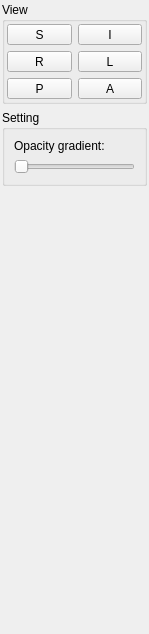
Old version of the form view_widgets/VTKImageWidget/forms/option_widget.ui in the repository isis-group/vast.
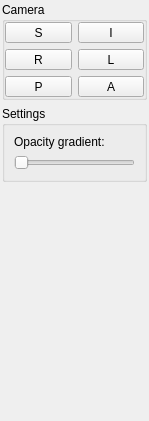
New version of the form.

```diff
--- a/view_widgets/VTKImageWidget/forms/option_widget.ui
+++ b/view_widgets/VTKImageWidget/forms/option_widget.ui
@@ -7,11 +7,11 @@
     <x>0</x>
     <y>0</y>
     <width>149</width>
-    <height>634</height>
+    <height>421</height>
    </rect>
   </property>
   <property name="sizePolicy">
-   <sizepolicy hsizetype="Minimum" vsizetype="Minimum">
+   <sizepolicy hsizetype="Maximum" vsizetype="Minimum">
     <horstretch>0</horstretch>
     <verstretch>0</verstretch>
    </sizepolicy>
@@ -37,28 +37,36 @@
       </property>
       <item>
        <widget class="QGroupBox" name="groupBox">
+        <property name="sizePolicy">
+         <sizepolicy hsizetype="Minimum" vsizetype="Maximum">
+          <horstretch>0</horstretch>
+          <verstretch>0</verstretch>
+         </sizepolicy>
+        </property>
         <property name="title">
-         <string>View</string>
+         <string>Camera</string>
         </property>
         <layout class="QGridLayout" name="gridLayout">
          <property name="margin">
-          <number>2</number>
+          <number>0</number>
          </property>
-         <item row="0" column="0">
-          <widget class="QToolButton" name="superior">
-           <property name="sizePolicy">
-            <sizepolicy hsizetype="Minimum" vsizetype="Fixed">
-             <horstretch>0</horstretch>
-             <verstretch>0</verstretch>
-            </sizepolicy>
+         <item row="2" column="1" rowspan="2">
+          <widget class="QFrame" name="frame_2">
+           <property name="frameShape">
+            <enum>QFrame::NoFrame</enum>
            </property>
-           <property name="text">
-            <string>S</string>
+           <property name="frameShadow">
+            <enum>QFrame::Raised</enum>
            </property>
-          </widget>
-         </item>
-         <item row="1" column="0">
-          <widget class="QToolButton" name="right">
+           <property name="midLineWidth">
+            <number>0</number>
+           </property>
+           <layout class="QGridLayout" name="gridLayout_4">
+            <property name="margin">
+             <number>0</number>
+            </property>
+            <item row="2" column="1">
+             <widget class="QToolButton" name="anterior">
            <property name="sizePolicy">
             <sizepolicy hsizetype="Minimum" vsizetype="Fixed">
              <horstretch>0</horstretch>
@@ -66,7 +74,7 @@
             </sizepolicy>
            </property>
            <property name="text">
-            <string>R</string>
+               <string>A</string>
            </property>
           </widget>
          </item>
@@ -83,19 +91,6 @@
            </property>
           </widget>
          </item>
-         <item row="0" column="1">
-          <widget class="QToolButton" name="inferior">
-           <property name="sizePolicy">
-            <sizepolicy hsizetype="Minimum" vsizetype="Fixed">
-             <horstretch>0</horstretch>
-             <verstretch>0</verstretch>
-            </sizepolicy>
-           </property>
-           <property name="text">
-            <string>I</string>
-           </property>
-          </widget>
-         </item>
          <item row="1" column="1">
           <widget class="QToolButton" name="left">
            <property name="sizePolicy">
@@ -109,8 +104,8 @@
            </property>
           </widget>
          </item>
-         <item row="2" column="1">
-          <widget class="QToolButton" name="anterior">
+            <item row="1" column="0">
+             <widget class="QToolButton" name="right">
            <property name="sizePolicy">
             <sizepolicy hsizetype="Minimum" vsizetype="Fixed">
              <horstretch>0</horstretch>
@@ -118,8 +113,37 @@
             </sizepolicy>
            </property>
            <property name="text">
-            <string>A</string>
-           </property>
+               <string>R</string>
+              </property>
+             </widget>
+            </item>
+            <item row="0" column="1">
+             <widget class="QToolButton" name="inferior">
+              <property name="sizePolicy">
+               <sizepolicy hsizetype="Minimum" vsizetype="Fixed">
+                <horstretch>0</horstretch>
+                <verstretch>0</verstretch>
+               </sizepolicy>
+              </property>
+              <property name="text">
+               <string>I</string>
+              </property>
+             </widget>
+            </item>
+            <item row="0" column="0">
+             <widget class="QToolButton" name="superior">
+              <property name="sizePolicy">
+               <sizepolicy hsizetype="Minimum" vsizetype="Fixed">
+                <horstretch>0</horstretch>
+                <verstretch>0</verstretch>
+               </sizepolicy>
+              </property>
+              <property name="text">
+               <string>S</string>
+              </property>
+             </widget>
+            </item>
+           </layout>
           </widget>
          </item>
         </layout>
@@ -127,12 +151,24 @@
       </item>
       <item>
        <widget class="QGroupBox" name="groupBox_2">
+        <property name="sizePolicy">
+         <sizepolicy hsizetype="Minimum" vsizetype="Maximum">
+          <horstretch>0</horstretch>
+          <verstretch>0</verstretch>
+         </sizepolicy>
+        </property>
         <property name="title">
-         <string>Setting</string>
+         <string>Settings</string>
         </property>
         <layout class="QGridLayout" name="gridLayout_3">
          <item row="0" column="0">
           <widget class="QLabel" name="label">
+           <property name="sizePolicy">
+            <sizepolicy hsizetype="Preferred" vsizetype="Maximum">
+             <horstretch>0</horstretch>
+             <verstretch>0</verstretch>
+            </sizepolicy>
+           </property>
            <property name="text">
             <string>Opacity gradient:</string>
            </property>
@@ -160,7 +196,10 @@
         </layout>
        </widget>
       </item>
-      <item>
+     </layout>
+    </widget>
+   </item>
+   <item row="1" column="0">
        <spacer name="verticalSpacer">
         <property name="orientation">
          <enum>Qt::Vertical</enum>
@@ -168,13 +207,10 @@
         <property name="sizeHint" stdset="0">
          <size>
           <width>20</width>
-          <height>414</height>
+       <height>40</height>
          </size>
         </property>
        </spacer>
-      </item>
-     </layout>
-    </widget>
    </item>
   </layout>
  </widget>
```
Lines whose indentation alone changed are shown as unchanged.
